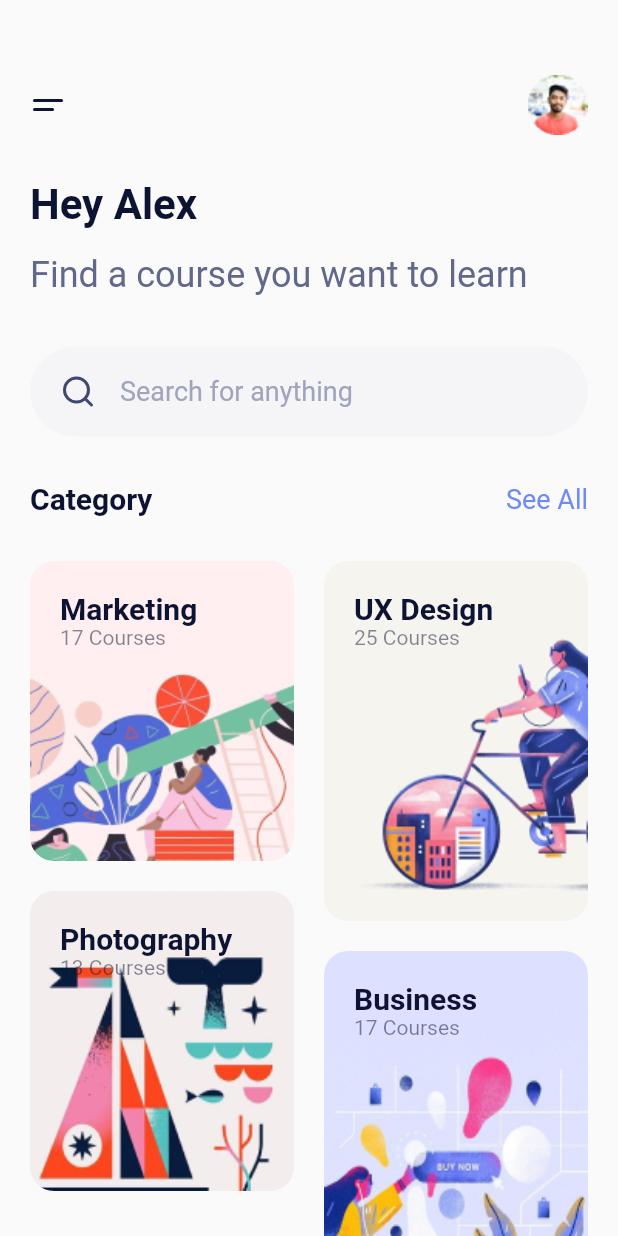
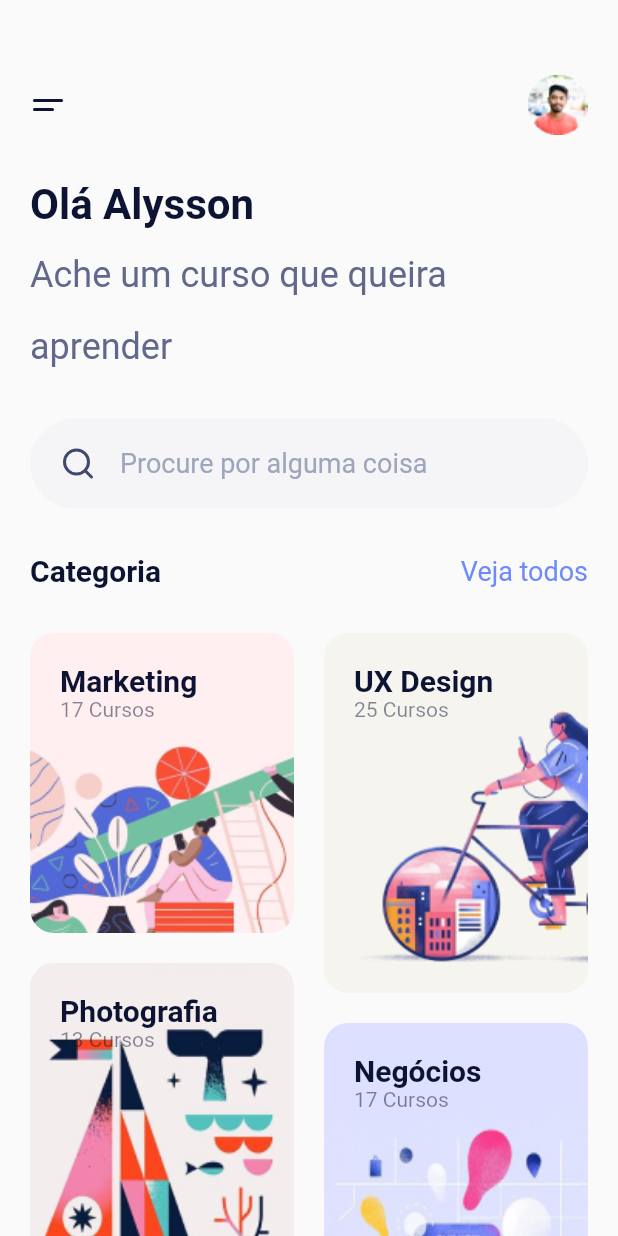
Before and after one commit to romariosilva/online_course_app, a Flutter app: the DetailsScreen screen opened directly, after a tap on an icon or button, on a phone screen of 412 x 824 dp. Run offline on Flutter 3.47's test engine with Material 2 defaults, Android fonts, the phone set to English and light mode, and no system bars; our stand-ins replace flutter_svg.

Commit message:
Translation the App

```diff
--- a/lib/details_screen.dart
+++ b/lib/details_screen.dart
@@ -41,7 +41,7 @@ class DetailsScreen extends StatelessWidget {
                       color: kBestSellerColor,
                       padding: EdgeInsets.only(left: 10, top: 5, right: 20, bottom: 5),
                       child: Text(
-                        "BestSeller".toUpperCase(),
+                        "Mais vendido".toUpperCase(),
                         style: TextStyle(
                           fontWeight: FontWeight.w600
                         )
@@ -49,7 +49,7 @@ class DetailsScreen extends StatelessWidget {
                     ),
                   ),
                   SizedBox(height: 16),
-                  Text("Design Thinking", style: kHeadingextStyle),
+                  Text("Pensamento de Design", style: kHeadingextStyle),
                   SizedBox(height: 16),
                   Row(
                     children: [
@@ -101,29 +101,29 @@ class DetailsScreen extends StatelessWidget {
                         child: Column(
                           crossAxisAlignment: CrossAxisAlignment.start,
                           children: [
-                            Text("Course Content", style: kTitleTextStyle),
+                            Text("Conteúdo do curso", style: kTitleTextStyle),
                             SizedBox(height: 30),
                             CourseContent(
                               number: "01",
                               duration: 5.35,
-                              title: "Welcome to the Course",
+                              title: "Bem-vindo ao curso",
                               isDone: true,
                             ),
                             CourseContent(
                               number: "02",
                               duration: 19.04,
-                              title: "Design Thinking - Intro",
+                              title: "Introdução",
                               isDone: true,
                             ),
                             CourseContent(
                               number: "03",
                               duration: 15.35,
-                              title: "Design Thinking Process",
+                              title: "O processo",
                             ),
                             CourseContent(
                               number: "04",
                               duration: 5.35,
-                              title: "Customer Perspective",
+                              title: "Perspectiva do cliente",
                             ),
                           ],
                         ),
@@ -170,7 +170,7 @@ class DetailsScreen extends StatelessWidget {
                                   color: kBlueColor
                                 ),
                                 child: Text(
-                                  "Buy Now",
+                                  "Compre agora",
                                   style: kSubtitleTextSyule.copyWith(
                                     color: Colors.white,
                                     fontWeight: FontWeight.bold
--- a/lib/main.dart
+++ b/lib/main.dart
@@ -41,8 +41,8 @@ class HomeScreen extends StatelessWidget {
               ],
             ),
             SizedBox(height: 30),
-            Text("Hey Alex", style: kHeadingextStyle,),
-            Text("Find a course you want to learn", style: kSubheadingextStyle,),
+            Text("Olá Alysson", style: kHeadingextStyle,),
+            Text("Ache um curso que queira aprender", style: kSubheadingextStyle,),
             Container(
               margin: EdgeInsets.symmetric(vertical: 30),
               padding: EdgeInsets.symmetric(horizontal: 20, vertical: 16),
@@ -57,7 +57,7 @@ class HomeScreen extends StatelessWidget {
                   SvgPicture.asset("assets/icons/search.svg"),
                   SizedBox(width: 16),
                   Text(
-                    "Search for anything",
+                    "Procure por alguma coisa",
                     style: TextStyle(
                       fontSize: 18,
                       color: Color(0xFFA0A5BD)
@@ -69,9 +69,9 @@ class HomeScreen extends StatelessWidget {
             Row(
               mainAxisAlignment: MainAxisAlignment.spaceBetween,
               children: [
-                  Text("Category", style: kTitleTextStyle),
+                  Text("Categoria", style: kTitleTextStyle),
                   Text(
-                    "See All",
+                    "Veja todos",
                     style: kSubtitleTextSyule.copyWith(color: kBlueColor),
                   ),
               ],
@@ -114,7 +114,7 @@ class HomeScreen extends StatelessWidget {
                             style: kTitleTextStyle
                           ),
                           Text(
-                            '${categories[index].numOfCourses} Courses',
+                            '${categories[index].numOfCourses} Cursos',
                             style: TextStyle(
                               color: kTextColor.withOpacity(.5),
                             ),
--- a/lib/model/category.dart
+++ b/lib/model/category.dart
@@ -14,6 +14,6 @@ List<Category> categories = categoriesData.map(
 var categoriesData = [
   {"name": "Marketing", 'courses': 17, 'image': "assets/images/marketing.png"},
   {"name": "UX Design", 'courses': 25, 'image': "assets/images/ux_design.png"},
-  {"name": "Photography", 'courses': 13, 'image': "assets/images/photography.png"},
-  {"name": "Business", 'courses': 17, 'image': "assets/images/business.png"},
+  {"name": "Photografia", 'courses': 13, 'image': "assets/images/photography.png"},
+  {"name": "Negócios", 'courses': 17, 'image': "assets/images/business.png"},
 ];
```
